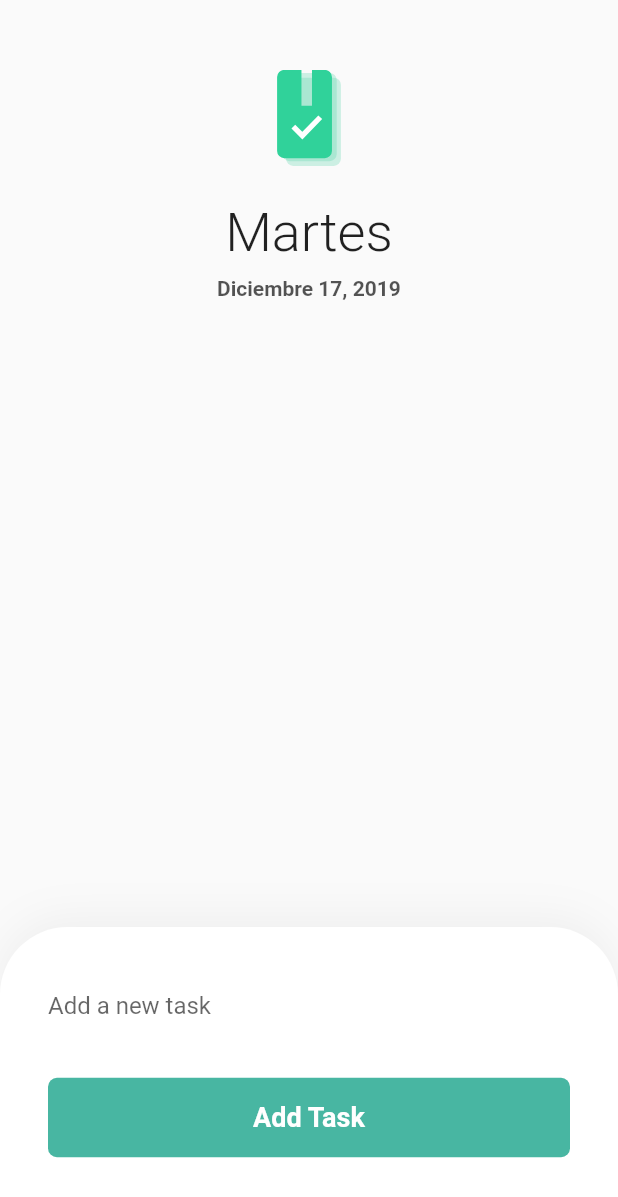
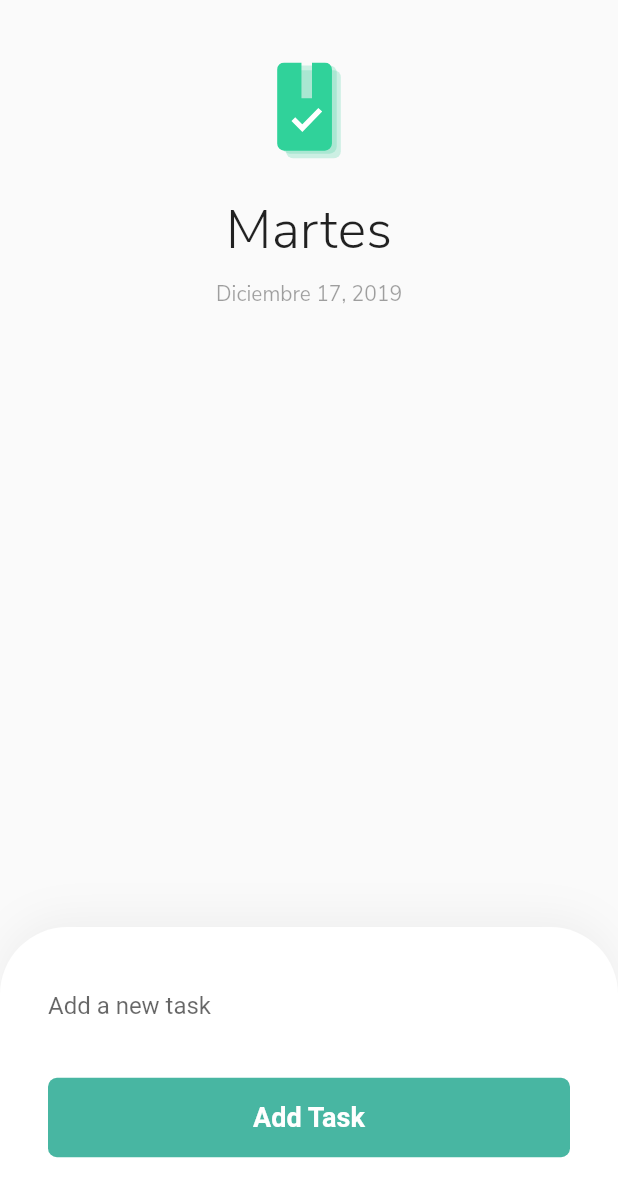
Before and after one commit to JairHuamanBellido/Flutter-TodoApp, a Flutter app: the screen it shows after launch, on a phone screen of 412 x 824 dp. Shown: the top 1197 px of the screen. Run offline on Flutter 3.47's test engine with Material 2 defaults, Android fonts, the phone set to English and light mode, and no system bars; our stand-ins replace flutter_svg.

Commit message:
se modifico el diseño en textos

```diff
--- a/lib/widget/header/header_container.dart
+++ b/lib/widget/header/header_container.dart
@@ -24,7 +24,7 @@ class Header extends StatelessWidget {
                 'Martes',
                 textDirection: TextDirection.ltr,
                 textAlign: TextAlign.center,
-                style: TextStyle(fontSize: 36, fontWeight: FontWeight.w300),
+                style: TextStyle(fontSize: 36, fontWeight: FontWeight.w300, fontFamily: 'Nunito'),
               ),
             ),
             Container(
@@ -33,8 +33,9 @@ class Header extends StatelessWidget {
                 textDirection: TextDirection.ltr,
                 textAlign: TextAlign.center,
                 style: TextStyle(
-                  color: Color.fromRGBO(0, 0, 0, .67),
-                  fontWeight: FontWeight.w600,
+                  color: Color.fromRGBO(0, 0, 0, .37),
+                  fontWeight: FontWeight.w400,
+                  fontFamily: 'Nunito'
                 ),
               ),
             )
```
Also changed, not shown: lib/widget/task/task_item.dart (+18 -12 lines).
